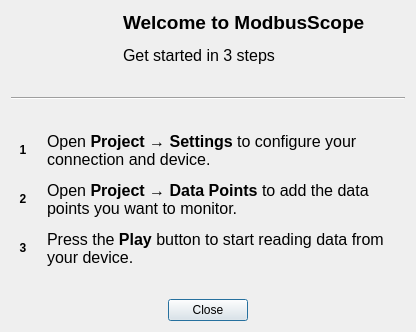
This is src/dialogs/quickstartdialog.ui in ModbusScope/ModbusScope as Qt 5 draws it before an edit. The edited form follows.
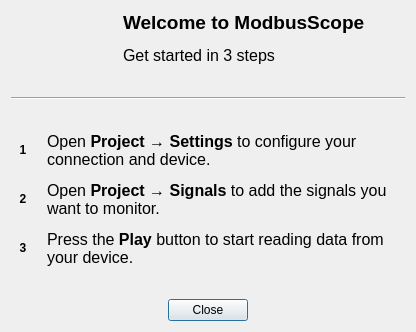
This is the edited form. Icons and pictures are not drawn.

Commit message: Rename Phase 1 "Data Point" UI wording to "Signal"

What changed in the file:
```diff
--- a/src/dialogs/quickstartdialog.ui
+++ b/src/dialogs/quickstartdialog.ui
@@ -230,7 +230,7 @@
           </font>
          </property>
          <property name="text">
-          <string>&lt;html&gt;&lt;head/&gt;&lt;body&gt;&lt;p&gt;Open &lt;span style=&quot; font-weight:700;&quot;&gt;Project → Data Points&lt;/span&gt; to add the data points you want to monitor.&lt;/p&gt;&lt;/body&gt;&lt;/html&gt;</string>
+          <string>&lt;html&gt;&lt;head/&gt;&lt;body&gt;&lt;p&gt;Open &lt;span style=&quot; font-weight:700;&quot;&gt;Project → Signals&lt;/span&gt; to add the signals you want to monitor.&lt;/p&gt;&lt;/body&gt;&lt;/html&gt;</string>
          </property>
          <property name="wordWrap">
           <bool>true</bool>
```
The commit also changes 8 other files.
